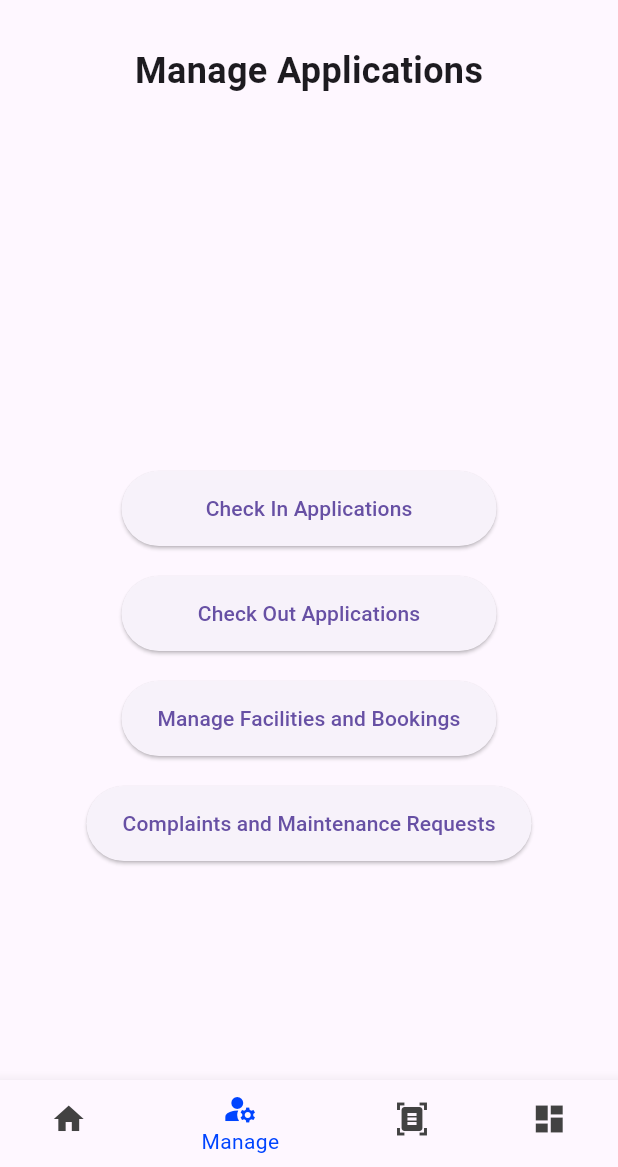
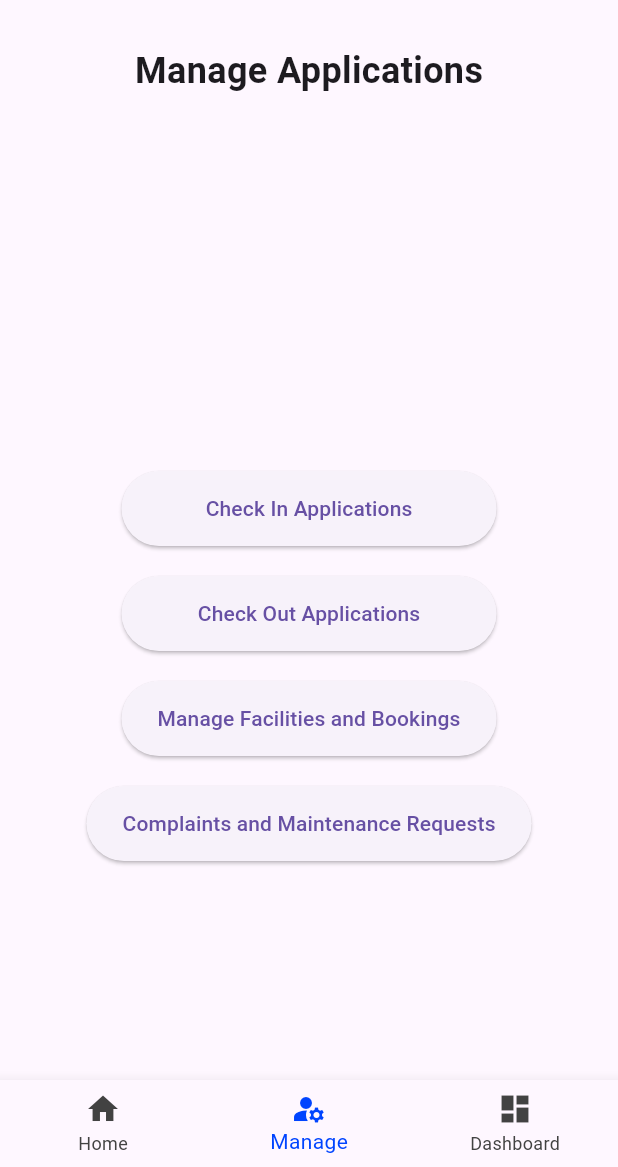
Before and after one commit to Fares1738/KHMS-PSM2-FYP, a Flutter app: the StaffHomePage screen opened directly, item 2 of the bottom bar chosen, on a phone screen of 412 x 824 dp, the part 69-1236 px from its top. Run offline on Flutter 3.47's test engine with Material 3 defaults, Android fonts, the light colour scheme and no system bars; our stand-ins replace cloud_firestore, file_picker, firebase_auth, firebase_core, firebase_storage, fl_chart and 3 more; missing offline and left inert: dart:ffi; accounts and stored records are empty.

Commit message:
code clean up and merge report & dashboard tabs into one

```diff
--- a/khms/lib/Controller/checkInController.dart
+++ b/khms/lib/Controller/checkInController.dart
@@ -173,7 +173,6 @@ class CheckInController {
           .get();
       return querySnapshot.docs.length;
     } catch (e) {
-      // Handle errors (e.g., log, show error message)
       print('Error getting assigned tenants: $e');
       return 0;
     }
--- a/khms/lib/View/Custom_Widgets/bottomNavStaff.dart
+++ b/khms/lib/View/Custom_Widgets/bottomNavStaff.dart
@@ -26,10 +26,7 @@ class _StaffBottomNavigationBar extends State<StaffBottomNavigationBar> {
             icon: Icon(Icons.manage_accounts),
             label: 'Manage',
           ),
-          BottomNavigationBarItem(
-            icon: Icon(Icons.document_scanner),
-            label: 'Reports',
-          ),
+
           BottomNavigationBarItem(
             icon: Icon(Icons.dashboard),
             label: 'Dashboard',
--- a/khms/lib/View/Staff/staffHomePage.dart
+++ b/khms/lib/View/Staff/staffHomePage.dart
@@ -22,20 +22,14 @@ class _StaffHomePageState extends State<StaffHomePage> {
         appBar: const HomeCustomAppBar(),
         body: IndexedStack(
           index: _currentPageIndex,
-          children:  [
-            const Center(
+          children: const [
+            Center(
               child: Text(
                 "Staff Home Page",
                 style: TextStyle(fontSize: 24),
               ),
             ),
-            const ManageApplications(),
-            const Center(
-              child: Text(
-                "Reports Page",
-                style: TextStyle(fontSize: 24),
-              ),
-            ),
+            ManageApplications(),
             DashboardPage(),
           ],
         ),
--- a/khms/pubspec.yaml
+++ b/khms/pubspec.yaml
@@ -20,6 +20,7 @@ dependencies:
   provider: ^6.1.2
   firebase_messaging: ^14.9.2
   fl_chart: ^0.68.0
+  syncfusion_flutter_charts: ^25.2.7
 
 dev_dependencies:
   flutter_test:
```
Also changed, not shown: khms/lib/Controller/dashboardController.dart (+4 -6 lines), khms/lib/View/Staff/staffCheckInDetailsPage.dart (+6 -7 lines).
